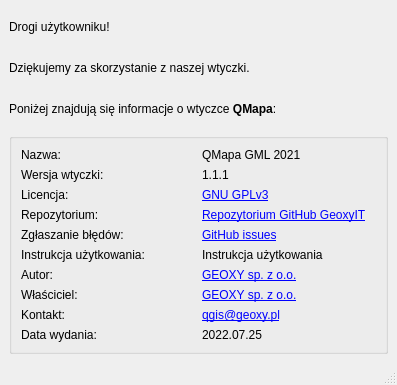
Before: the Qt Designer form ui/help.ui in geoxyIT/QMapa, drawn with Qt 5.
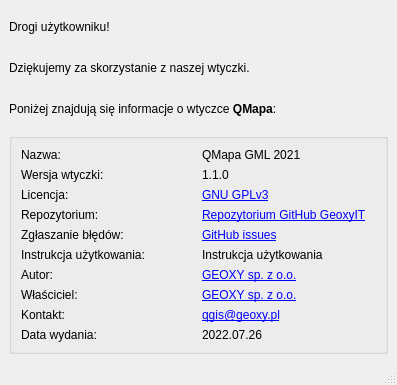
After: the same form once the commit is applied. Icons and pictures are not drawn.

The edit to the form file:
```diff
--- a/ui/help.ui
+++ b/ui/help.ui
@@ -70,7 +70,7 @@
        <item row="1" column="1">
         <widget class="QLabel" name="label_8">
          <property name="text">
-          <string>1.1.1</string>
+          <string>1.1.0</string>
          </property>
         </widget>
        </item>
@@ -203,7 +203,7 @@
        <item row="9" column="1">
         <widget class="QLabel" name="label_23">
          <property name="text">
-          <string>2022.07.25</string>
+          <string>2022.07.26</string>
          </property>
         </widget>
        </item>
```
Left out of the diff: 2 changed lines with no effect on the pictures.
